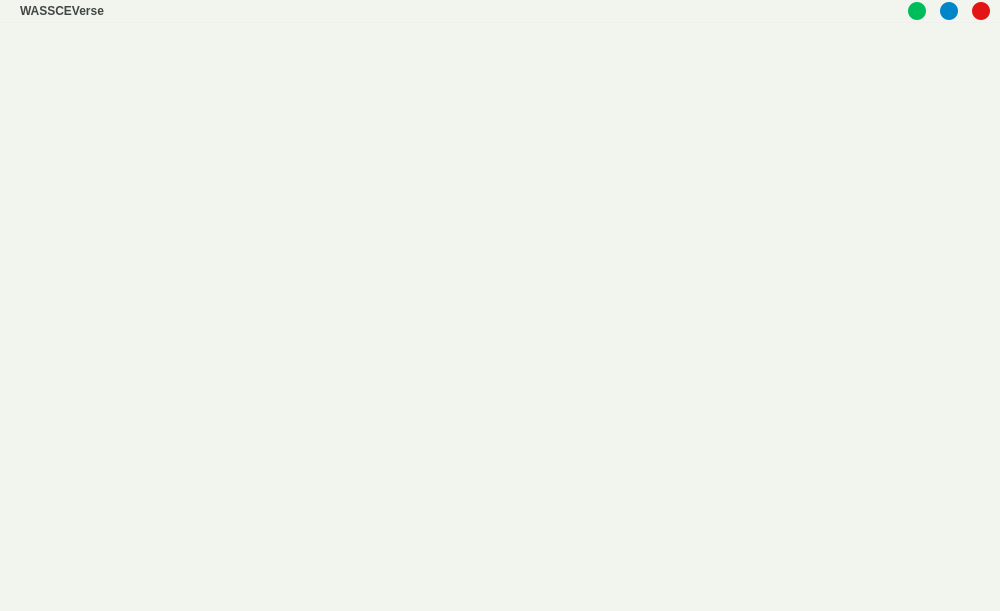
Old version of the form UIs/ui_main.ui in the repository Asiedu13/wassceverse-grandpa.
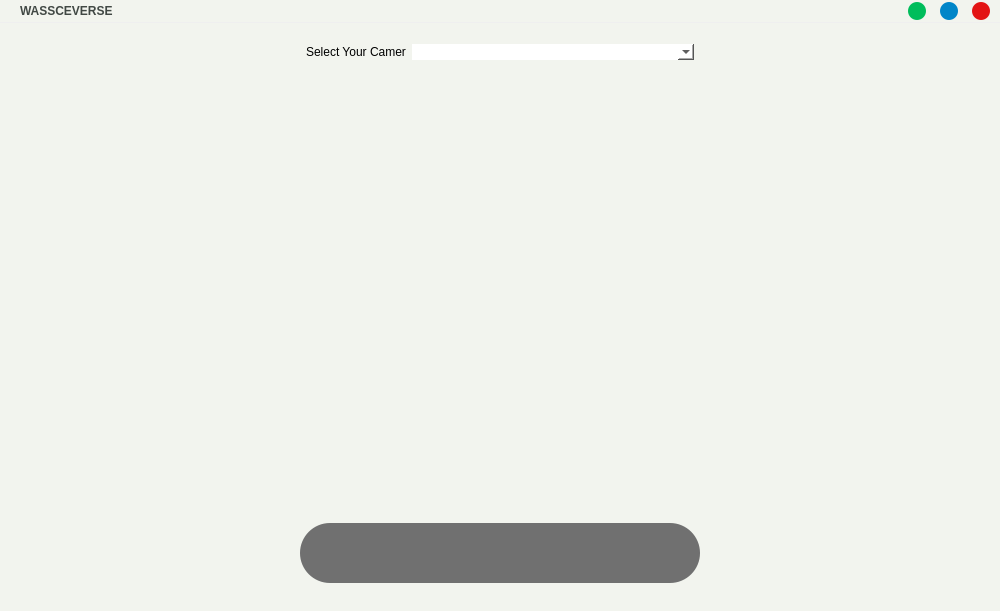
New version of the form. Icons and pictures are not drawn.

The edit to the form file:
```diff
--- a/UIs/ui_main.ui
+++ b/UIs/ui_main.ui
@@ -102,7 +102,7 @@
           <item>
            <widget class="QLabel" name="label_4">
             <property name="text">
-             <string>&lt;html&gt;&lt;head/&gt;&lt;body&gt;&lt;p&gt;&lt;span style=&quot; font-weight:600; color:#414844;&quot;&gt;WASSCEVerse&lt;/span&gt;&lt;/p&gt;&lt;/body&gt;&lt;/html&gt;</string>
+             <string>&lt;html&gt;&lt;head/&gt;&lt;body&gt;&lt;p&gt;&lt;span style=&quot; font-weight:600; color:#414844;&quot;&gt;WASSCEVERSE&lt;/span&gt;&lt;/p&gt;&lt;/body&gt;&lt;/html&gt;</string>
             </property>
            </widget>
           </item>
@@ -1985,7 +1985,250 @@
        </layout>
       </widget>
       <widget class="QWidget" name="page"/>
-      <widget class="QWidget" name="camera"/>
+      <widget class="QWidget" name="camera">
+       <layout class="QVBoxLayout" name="verticalLayout_20">
+        <item>
+         <widget class="QFrame" name="frame">
+          <property name="maximumSize">
+           <size>
+            <width>16777215</width>
+            <height>40</height>
+           </size>
+          </property>
+          <property name="frameShape">
+           <enum>QFrame::StyledPanel</enum>
+          </property>
+          <property name="frameShadow">
+           <enum>QFrame::Raised</enum>
+          </property>
+          <layout class="QHBoxLayout" name="horizontalLayout_16">
+           <item>
+            <widget class="QFrame" name="frame_29">
+             <property name="frameShape">
+              <enum>QFrame::StyledPanel</enum>
+             </property>
+             <property name="frameShadow">
+              <enum>QFrame::Raised</enum>
+             </property>
+            </widget>
+           </item>
+           <item>
+            <widget class="QLabel" name="label_11">
+             <property name="maximumSize">
+              <size>
+               <width>100</width>
+               <height>16777215</height>
+              </size>
+             </property>
+             <property name="text">
+              <string>Select Your Camera</string>
+             </property>
+            </widget>
+           </item>
+           <item>
+            <widget class="QComboBox" name="comboBox">
+             <property name="minimumSize">
+              <size>
+               <width>200</width>
+               <height>0</height>
+              </size>
+             </property>
+             <property name="styleSheet">
+              <string notr="true">background-color: rgb(255, 255, 255);</string>
+             </property>
+            </widget>
+           </item>
+           <item>
+            <widget class="QFrame" name="frame_30">
+             <property name="frameShape">
+              <enum>QFrame::StyledPanel</enum>
+             </property>
+             <property name="frameShadow">
+              <enum>QFrame::Raised</enum>
+             </property>
+            </widget>
+           </item>
+          </layout>
+         </widget>
+        </item>
+        <item>
+         <widget class="QFrame" name="frame_19">
+          <property name="frameShape">
+           <enum>QFrame::StyledPanel</enum>
+          </property>
+          <property name="frameShadow">
+           <enum>QFrame::Raised</enum>
+          </property>
+          <layout class="QVBoxLayout" name="verticalLayout_21">
+           <item>
+            <widget class="QFrame" name="frame_23">
+             <property name="frameShape">
+              <enum>QFrame::StyledPanel</enum>
+             </property>
+             <property name="frameShadow">
+              <enum>QFrame::Raised</enum>
+             </property>
+             <layout class="QHBoxLayout" name="horizontalLayout_18">
+              <item>
+               <widget class="QFrame" name="frame_24">
+                <property name="maximumSize">
+                 <size>
+                  <width>16777215</width>
+                  <height>16777215</height>
+                 </size>
+                </property>
+                <property name="frameShape">
+                 <enum>QFrame::StyledPanel</enum>
+                </property>
+                <property name="frameShadow">
+                 <enum>QFrame::Raised</enum>
+                </property>
+               </widget>
+              </item>
+              <item>
+               <widget class="QLabel" name="camera_input">
+                <property name="minimumSize">
+                 <size>
+                  <width>600</width>
+                  <height>0</height>
+                 </size>
+                </property>
+                <property name="text">
+                 <string/>
+                </property>
+               </widget>
+              </item>
+              <item>
+               <widget class="QFrame" name="frame_25">
+                <property name="maximumSize">
+                 <size>
+                  <width>16777215</width>
+                  <height>16777215</height>
+                 </size>
+                </property>
+                <property name="frameShape">
+                 <enum>QFrame::StyledPanel</enum>
+                </property>
+                <property name="frameShadow">
+                 <enum>QFrame::Raised</enum>
+                </property>
+               </widget>
+              </item>
+             </layout>
+            </widget>
+           </item>
+           <item>
+            <widget class="QFrame" name="frame_26">
+             <property name="maximumSize">
+              <size>
+               <width>16777215</width>
+               <height>80</height>
+              </size>
+             </property>
+             <property name="frameShape">
+              <enum>QFrame::StyledPanel</enum>
+             </property>
+             <property name="frameShadow">
+              <enum>QFrame::Raised</enum>
+             </property>
+             <layout class="QHBoxLayout" name="horizontalLayout_19">
+              <item>
+               <widget class="QFrame" name="frame_27">
+                <property name="frameShape">
+                 <enum>QFrame::StyledPanel</enum>
+                </property>
+                <property name="frameShadow">
+                 <enum>QFrame::Raised</enum>
+                </property>
+               </widget>
+              </item>
+              <item>
+               <widget class="QFrame" name="capture">
+                <property name="minimumSize">
+                 <size>
+                  <width>400</width>
+                  <height>0</height>
+                 </size>
+                </property>
+                <property name="maximumSize">
+                 <size>
+                  <width>400</width>
+                  <height>60</height>
+                 </size>
+                </property>
+                <property name="cursor">
+                 <cursorShape>PointingHandCursor</cursorShape>
+                </property>
+                <property name="styleSheet">
+                 <string notr="true">background-color: #707070;
+border-radius: 30px;</string>
+                </property>
+                <property name="frameShape">
+                 <enum>QFrame::StyledPanel</enum>
+                </property>
+                <property name="frameShadow">
+                 <enum>QFrame::Raised</enum>
+                </property>
+                <layout class="QHBoxLayout" name="horizontalLayout_17">
+                 <item>
+                  <widget class="QLabel" name="label_13">
+                   <property name="minimumSize">
+                    <size>
+                     <width>40</width>
+                     <height>40</height>
+                    </size>
+                   </property>
+                   <property name="maximumSize">
+                    <size>
+                     <width>50</width>
+                     <height>50</height>
+                    </size>
+                   </property>
+                   <property name="cursor">
+                    <cursorShape>PointingHandCursor</cursorShape>
+                   </property>
+                   <property name="styleSheet">
+                    <string notr="true">color: rgb(255, 255, 255);
+border-top-color: rgb(255, 255, 255);</string>
+                   </property>
+                   <property name="frameShadow">
+                    <enum>QFrame::Plain</enum>
+                   </property>
+                   <property name="text">
+                    <string/>
+                   </property>
+                   <property name="pixmap">
+                    <pixmap>../Include/img/camera.png</pixmap>
+                   </property>
+                   <property name="scaledContents">
+                    <bool>true</bool>
+                   </property>
+                   <property name="margin">
+                    <number>0</number>
+                   </property>
+                  </widget>
+                 </item>
+                </layout>
+               </widget>
+              </item>
+              <item>
+               <widget class="QFrame" name="frame_28">
+                <property name="frameShape">
+                 <enum>QFrame::StyledPanel</enum>
+                </property>
+                <property name="frameShadow">
+                 <enum>QFrame::Raised</enum>
+                </property>
+               </widget>
+              </item>
+             </layout>
+            </widget>
+           </item>
+          </layout>
+         </widget>
+        </item>
+       </layout>
+      </widget>
       <widget class="QWidget" name="page_3"/>
      </widget>
     </item>
```
